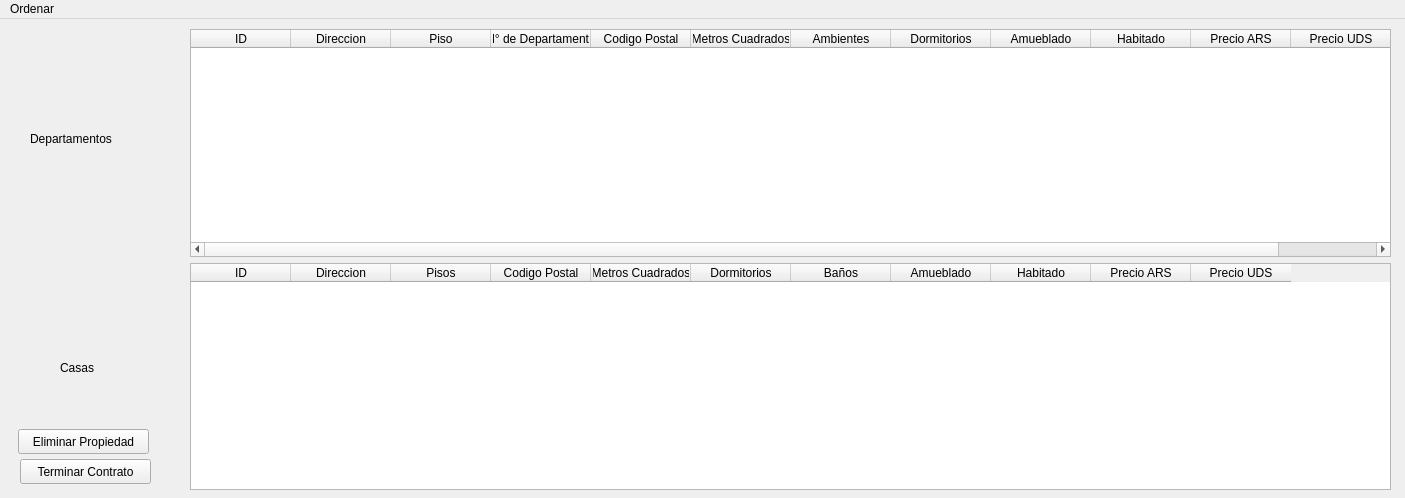
Qt form Alquiladas.ui (MateMar04/TP-Qt) before a commit.
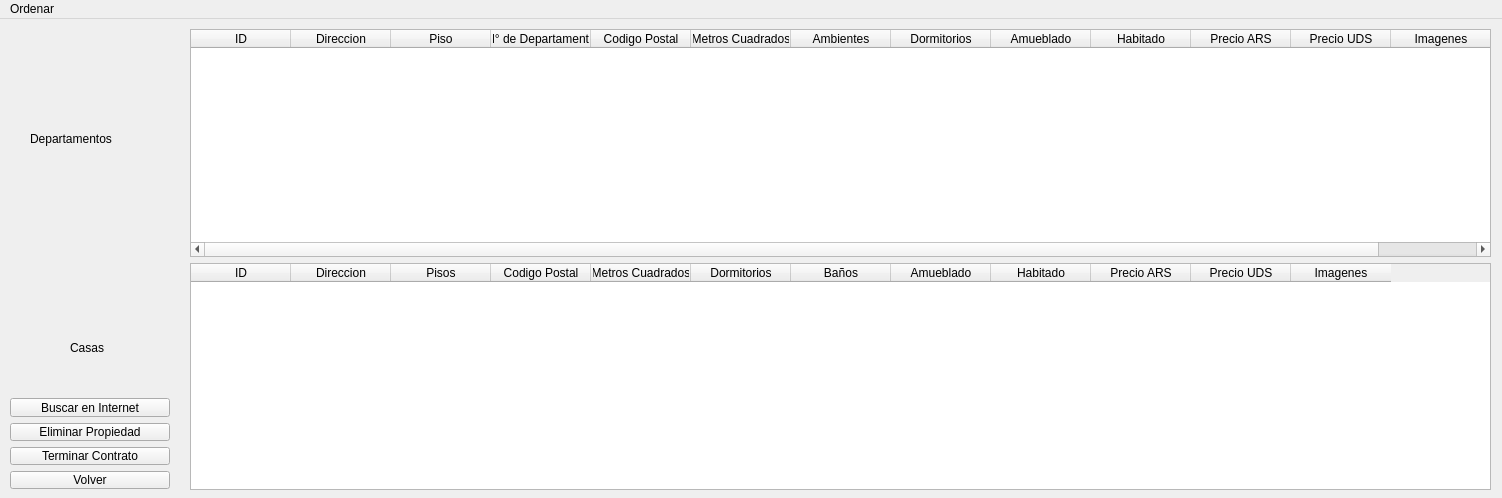
The same form after that commit.

Commit message: Agregue botones de buscar en internet

```diff
--- a/Alquiladas.ui
+++ b/Alquiladas.ui
@@ -6,19 +6,19 @@
    <rect>
     <x>0</x>
     <y>0</y>
-    <width>1405</width>
+    <width>1502</width>
     <height>498</height>
    </rect>
   </property>
   <property name="minimumSize">
    <size>
-    <width>1405</width>
+    <width>1502</width>
     <height>498</height>
    </size>
   </property>
   <property name="maximumSize">
    <size>
-    <width>1405</width>
+    <width>1502</width>
     <height>498</height>
    </size>
   </property>
@@ -31,7 +31,7 @@
      <rect>
       <x>190</x>
       <y>10</y>
-      <width>1201</width>
+      <width>1301</width>
       <height>461</height>
      </rect>
     </property>
@@ -101,6 +101,11 @@
          <string>Precio UDS</string>
         </property>
        </column>
+       <column>
+        <property name="text">
+         <string>Imagenes</string>
+        </property>
+       </column>
       </widget>
      </item>
      <item>
@@ -160,6 +165,11 @@
          <string>Precio UDS</string>
         </property>
        </column>
+       <column>
+        <property name="text">
+         <string>Imagenes</string>
+        </property>
+       </column>
       </widget>
      </item>
     </layout>
@@ -180,8 +190,8 @@
    <widget class="QLabel" name="lb_casas">
     <property name="geometry">
      <rect>
-      <x>60</x>
-      <y>340</y>
+      <x>70</x>
+      <y>320</y>
       <width>41</width>
       <height>17</height>
      </rect>
@@ -190,44 +200,45 @@
      <string>Casas</string>
     </property>
    </widget>
-   <widget class="QPushButton" name="pb_volver">
+   <widget class="QWidget" name="verticalLayoutWidget_2">
     <property name="geometry">
      <rect>
-      <x>20</x>
-      <y>490</y>
-      <width>131</width>
-      <height>25</height>
+      <x>10</x>
+      <y>379</y>
+      <width>160</width>
+      <height>91</height>
      </rect>
     </property>
-    <property name="text">
-     <string>Volver</string>
-    </property>
-   </widget>
-   <widget class="QPushButton" name="pb_terminar_contrato">
-    <property name="geometry">
-     <rect>
-      <x>20</x>
-      <y>440</y>
-      <width>131</width>
-      <height>25</height>
-     </rect>
-    </property>
-    <property name="text">
-     <string>Terminar Contrato</string>
-    </property>
-   </widget>
-   <widget class="QPushButton" name="pb_eliminar_propiedad">
-    <property name="geometry">
-     <rect>
-      <x>18</x>
-      <y>410</y>
-      <width>131</width>
-      <height>25</height>
-     </rect>
-    </property>
-    <property name="text">
-     <string>Eliminar Propiedad</string>
-    </property>
+    <layout class="QVBoxLayout" name="verticalLayout_2">
+     <item>
+      <widget class="QPushButton" name="pb_buscar">
+       <property name="text">
+        <string>Buscar en Internet</string>
+       </property>
+      </widget>
+     </item>
+     <item>
+      <widget class="QPushButton" name="pb_eliminar_propiedad">
+       <property name="text">
+        <string>Eliminar Propiedad</string>
+       </property>
+      </widget>
+     </item>
+     <item>
+      <widget class="QPushButton" name="pb_terminar_contrato">
+       <property name="text">
+        <string>Terminar Contrato</string>
+       </property>
+      </widget>
+     </item>
+     <item>
+      <widget class="QPushButton" name="pb_volver">
+       <property name="text">
+        <string>Volver</string>
+       </property>
+      </widget>
+     </item>
+    </layout>
    </widget>
   </widget>
   <widget class="QMenuBar" name="menuBar">
@@ -235,7 +246,7 @@
     <rect>
      <x>0</x>
      <y>0</y>
-     <width>1405</width>
+     <width>1502</width>
      <height>22</height>
     </rect>
    </property>
```
Left out of the diff: 57 changed lines with no effect on the pictures. The commit also changes 9 other files.
